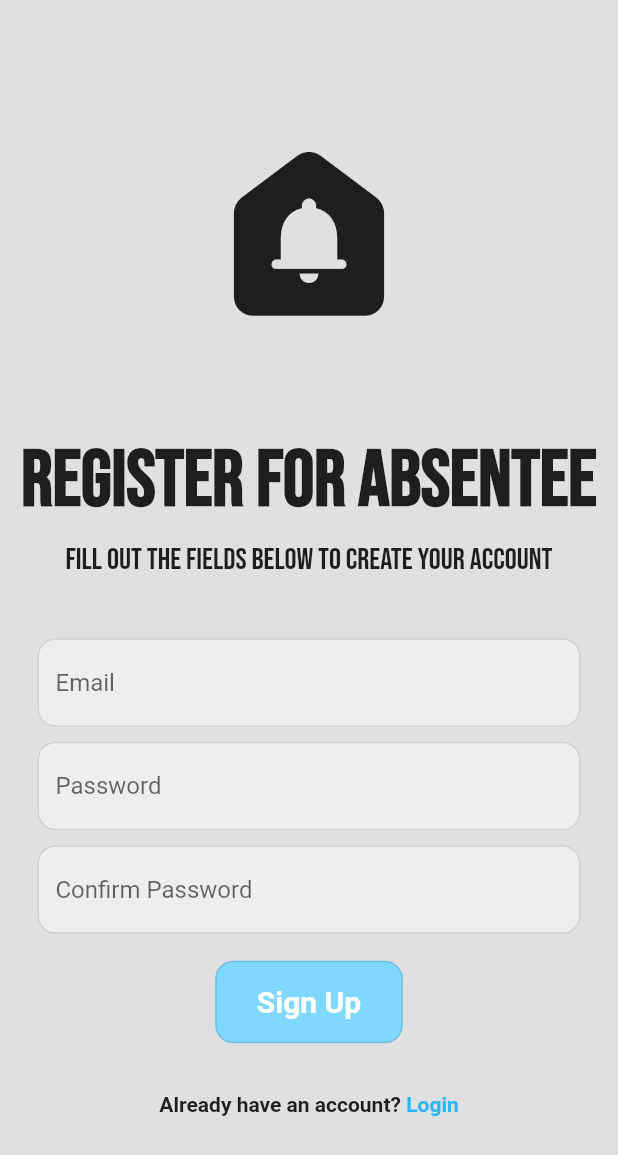
After one commit to DhruvAcs/notification_app, a Flutter app: the screen it shows after launch, after a tap on "Register now", after a tap on "Sign Up", on a phone screen of 412 x 824 dp. The commit adds this screen. Shown: the top 1155 px of the screen. Run offline on Flutter 3.47's test engine with Material 2 defaults, Android fonts, the phone set to English and light mode, and no system bars; our stand-ins replace firebase_auth, firebase_core, google_fonts; accounts and stored records are empty; network calls fail.

Commit message:
register account page

```diff
--- /dev/null
+++ b/lib/Auth/auth_page.dart
@@ -0,0 +1,29 @@
+import 'package:flutter/material.dart';
+import 'package:notification_app/pages/login_page.dart';
+import 'package:notification_app/pages/register_page.dart';
+
+class AuthPage extends StatefulWidget {
+  const AuthPage({Key? key}) : super(key: key);
+
+  @override
+  State<AuthPage> createState() => _AuthPageState();
+}
+
+class _AuthPageState extends State<AuthPage> {
+  // initially show the login page
+  bool showLoginPage = true;
+   void toggleScreens(){
+     setState(() {
+       showLoginPage = !showLoginPage;
+     });
+
+   }
+  @override
+  Widget build(BuildContext context) {
+    if (showLoginPage){
+      return LoginPage(showRegisterPage: toggleScreens );
+    }else {
+      return RegisterPage(showLoginPage:toggleScreens );
+    }
+  }
+}
--- a/lib/main_page.dart
+++ b/lib/Auth/main_page.dart
@@ -1,8 +1,9 @@
 import 'package:firebase_auth/firebase_auth.dart';
 import 'package:flutter/material.dart';
-import 'package:notification_app/login_page.dart';
+import 'package:notification_app/Auth/auth_page.dart';
+import 'package:notification_app/pages/login_page.dart';
 
-import 'home_page.dart';
+import '../pages/home_page.dart';
 
 class MainPage extends StatelessWidget {
   const MainPage({Key? key}) : super(key: key);
@@ -16,7 +17,7 @@ class MainPage extends StatelessWidget {
           if (snapshot.hasData) {
     return HomePage();
     } else {
-            return LoginPage();
+            return AuthPage();
           }
         }
       ),
--- a/lib/main.dart
+++ b/lib/main.dart
@@ -1,6 +1,6 @@
 import 'package:flutter/material.dart';
-import 'package:notification_app/main_page.dart';
-import 'login_page.dart';
+import 'package:notification_app/Auth/main_page.dart';
+import 'pages/login_page.dart';
 import 'package:firebase_auth/firebase_auth.dart';
 import 'package:firebase_core/firebase_core.dart';
 
--- a/lib/login_page.dart
+++ b/lib/pages/login_page.dart
@@ -3,7 +3,8 @@ import 'package:flutter/material.dart';
 import 'package:google_fonts/google_fonts.dart';
 
 class LoginPage extends StatefulWidget {
-  const LoginPage({Key? key}) : super(key: key);
+  final VoidCallback showRegisterPage;
+  const LoginPage({Key? key,required this.showRegisterPage}) : super(key: key);
 
   @override
   State<LoginPage> createState() => _LoginPageState();
@@ -132,11 +133,14 @@ class _LoginPageState extends State<LoginPage> {
                         fontWeight: FontWeight.bold,
                       ),
                     ),
-                    Text(
-                      ' Register now',
-                      style: TextStyle(
-                          color: Colors.lightBlue[400],
-                          fontWeight: FontWeight.bold),
+                    GestureDetector(
+                      onTap: widget.showRegisterPage,
+                      child: Text(
+                        ' Register now',
+                        style: TextStyle(
+                            color: Colors.lightBlue[400],
+                            fontWeight: FontWeight.bold),
+                      ),
                     ),
                   ],
                 )
--- /dev/null
+++ b/lib/pages/register_page.dart
@@ -0,0 +1,192 @@
+import 'package:firebase_auth/firebase_auth.dart';
+import 'package:flutter/material.dart';
+import 'package:google_fonts/google_fonts.dart';
+
+class RegisterPage extends StatefulWidget {
+  final VoidCallback showLoginPage;
+
+  const RegisterPage({
+    Key? key,
+    required this.showLoginPage,
+  }) : super(key: key);
+
+  @override
+  State<RegisterPage> createState() => _RegisterPageState();
+}
+
+class _RegisterPageState extends State<RegisterPage> {
+  final _emailController = TextEditingController();
+  final _passwordController = TextEditingController();
+  final _confirmpasswordController = TextEditingController();
+
+  @override
+  void dispose() {
+    _emailController.dispose();
+    _passwordController.dispose();
+    _confirmpasswordController.dispose();
+    super.dispose();
+  }
+
+  Future signUp() async {
+    if (passwordConfirmed()) {
+      await FirebaseAuth.instance.createUserWithEmailAndPassword(
+          email: _emailController.text.trim(),
+          password: _passwordController.text.trim());
+    }
+  }
+
+  bool passwordConfirmed() {
+    if (_passwordController.text.trim() ==
+        _confirmpasswordController.text.trim()) {
+      return true;
+    } else {
+      return false;
+    }
+  }
+
+  @override
+  Widget build(BuildContext context) {
+    return Scaffold(
+      backgroundColor: Colors.grey[300],
+      body: SafeArea(
+        child: Center(
+          child: SingleChildScrollView(
+            child: Column(
+              mainAxisAlignment: MainAxisAlignment.center,
+              children: [
+                Icon(
+                  Icons.doorbell_rounded,
+                  size: 150,
+                ),
+                SizedBox(height: 60),
+                Text(
+                  'Register For Absentee',
+                  style: GoogleFonts.bebasNeue(
+                      fontWeight: FontWeight.bold, fontSize: 52),
+                ),
+                SizedBox(height: 10),
+                Text(
+                  'Fill out the fields below to create your account',
+                  style: GoogleFonts.bebasNeue(fontSize: 20),
+                ),
+                SizedBox(height: 40),
+
+                //email box
+                Padding(
+                  padding: const EdgeInsets.symmetric(horizontal: 25.0),
+                  child: TextField(
+                    controller: _emailController,
+                    decoration: InputDecoration(
+                      enabledBorder: OutlineInputBorder(
+                        borderSide: BorderSide(color: Colors.black12),
+                        borderRadius: BorderRadius.circular(12),
+                      ),
+                      focusedBorder: OutlineInputBorder(
+                        borderSide: BorderSide(color: Colors.lightBlueAccent),
+                        borderRadius: BorderRadius.circular(12),
+                      ),
+                      hintText: 'Email',
+                      fillColor: Colors.grey[200],
+                      filled: true,
+                    ),
+                  ),
+                ),
+                SizedBox(height: 10),
+
+                //password box
+                Padding(
+                  padding: const EdgeInsets.symmetric(horizontal: 25.0),
+                  child: TextField(
+                    controller: _passwordController,
+                    obscureText: true,
+                    decoration: InputDecoration(
+                      enabledBorder: OutlineInputBorder(
+                        borderSide: BorderSide(color: Colors.black12),
+                        borderRadius: BorderRadius.circular(12),
+                      ),
+                      focusedBorder: OutlineInputBorder(
+                        borderSide: BorderSide(color: Colors.lightBlueAccent),
+                        borderRadius: BorderRadius.circular(12),
+                      ),
+                      hintText: 'Password',
+                      fillColor: Colors.grey[200],
+                      filled: true,
+                    ),
+                  ),
+                ),
+                SizedBox(height: 10),
+
+                // confirm password box
+                Padding(
+                  padding: const EdgeInsets.symmetric(horizontal: 25.0),
+                  child: TextField(
+                    controller: _confirmpasswordController,
+                    obscureText: true,
+                    decoration: InputDecoration(
+                      enabledBorder: OutlineInputBorder(
+                        borderSide: BorderSide(color: Colors.black12),
+                        borderRadius: BorderRadius.circular(12),
+                      ),
+                      focusedBorder: OutlineInputBorder(
+                        borderSide: BorderSide(color: Colors.lightBlueAccent),
+                        borderRadius: BorderRadius.circular(12),
+                      ),
+                      hintText: 'Confirm Password',
+                      fillColor: Colors.grey[200],
+                      filled: true,
+                    ),
+                  ),
+                ),
+                SizedBox(height: 10),
+
+                //Sign in button
+                Padding(
+                  padding: const EdgeInsets.all(8.0),
+                  child: GestureDetector(
+                    onTap: signUp,
+                    child: Container(
+                        width: 125,
+                        padding: EdgeInsets.all(15),
+                        decoration: BoxDecoration(
+                            color: Colors.lightBlueAccent[100],
+                            border: Border.all(color: Colors.black12),
+                            borderRadius: BorderRadius.circular(12)),
+                        child: Center(
+                          child: Text('Sign Up',
+                              style: TextStyle(
+                                  color: Colors.white,
+                                  fontWeight: FontWeight.bold,
+                                  fontSize: 20)),
+                        )),
+                  ),
+                ),
+                SizedBox(height: 25),
+
+                Row(
+                  mainAxisAlignment: MainAxisAlignment.center,
+                  children: [
+                    Text(
+                      'Already have an account? ',
+                      style: TextStyle(
+                        fontWeight: FontWeight.bold,
+                      ),
+                    ),
+                    GestureDetector(
+                      onTap: widget.showLoginPage,
+                      child: Text(
+                        'Login',
+                        style: TextStyle(
+                            color: Colors.lightBlue[400],
+                            fontWeight: FontWeight.bold),
+                      ),
+                    ),
+                  ],
+                )
+              ],
+            ),
+          ),
+        ),
+      ),
+    );
+  }
+}
--- a/pubspec.yaml
+++ b/pubspec.yaml
@@ -18,7 +18,7 @@ publish_to: 'none' # Remove this line if you wish to publish to pub.dev
 version: 1.0.0+1
 
 environment:
-  sdk: ">=2.16.1 <3.0.0"
+  sdk: ">=2.16.0 <3.0.0"
 
 # Dependencies specify other packages that your package needs in order to work.
 # To automatically upgrade your package dependencies to the latest versions
```
Also changed, not shown: lib/pages/home_page.dart (renamed from lib/home_page.dart, +12 -5 lines), pubspec.lock.
